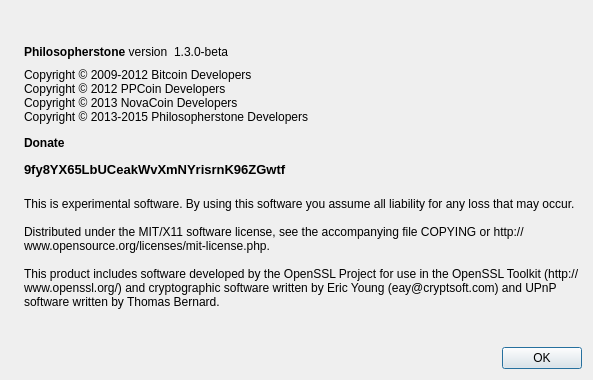
Qt form src/qt/forms/aboutdialog.ui (philosopherstonecoin/philosopherstone) before a commit.
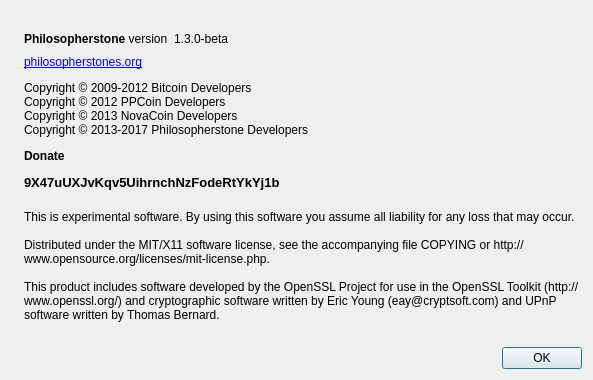
The same form after that commit. Icons and pictures are not drawn.

The edit to the form file:
```diff
--- a/src/qt/forms/aboutdialog.ui
+++ b/src/qt/forms/aboutdialog.ui
@@ -91,7 +91,7 @@
         <cursorShape>IBeamCursor</cursorShape>
        </property>
        <property name="text">
-        <string>&lt;html&gt;&lt;head/&gt;&lt;body&gt;&lt;p&gt;Copyright © 2009-2012 Bitcoin Developers&lt;br/&gt;Copyright © 2012 PPCoin Developers&lt;br/&gt;Copyright © 2013 NovaCoin Developers &lt;br/&gt;Copyright © 2013-2015 Philosopherstone Developers &lt;/p&gt;&lt;p&gt;&lt;span style=&quot; font-weight:600;&quot;&gt;Donate&lt;/span&gt;&lt;/p&gt;&lt;p&gt;&lt;span style=&quot; font-size:10pt; font-weight:600;&quot;&gt;9fy8YX65LbUCeakWvXmNYrisrnK96ZGwtf&lt;/span&gt;&lt;/p&gt;&lt;/body&gt;&lt;/html&gt;</string>
+        <string>&lt;html&gt;&lt;head/&gt;&lt;body&gt;&lt;a href=&quot;http://philosopherstones.org&quot;&gt;philosopherstones.org&lt;/a&gt;&lt;p&gt;Copyright © 2009-2012 Bitcoin Developers&lt;br/&gt;Copyright © 2012 PPCoin Developers&lt;br/&gt;Copyright © 2013 NovaCoin Developers &lt;br/&gt;Copyright © 2013-2017 Philosopherstone Developers &lt;/p&gt;&lt;p&gt;&lt;span style=&quot; font-weight:600;&quot;&gt;Donate&lt;/span&gt;&lt;/p&gt;&lt;p&gt;&lt;span style=&quot; font-size:10pt; font-weight:600;&quot;&gt;9X47uUXJvKqv5UihrnchNzFodeRtYkYj1b&lt;/span&gt;&lt;/p&gt;&lt;/body&gt;&lt;/html&gt;</string>
        </property>
        <property name="textFormat">
         <enum>Qt::RichText</enum>
```
